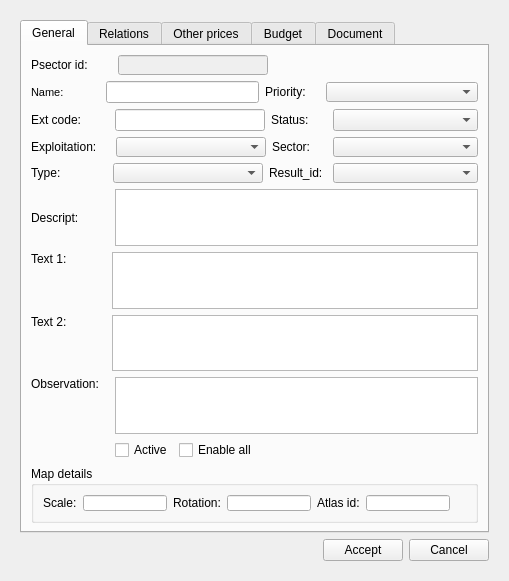
First picture: the form in ui/plan_psector.ui, repository Giswater/giswater_qgis_plugin, before the edit.
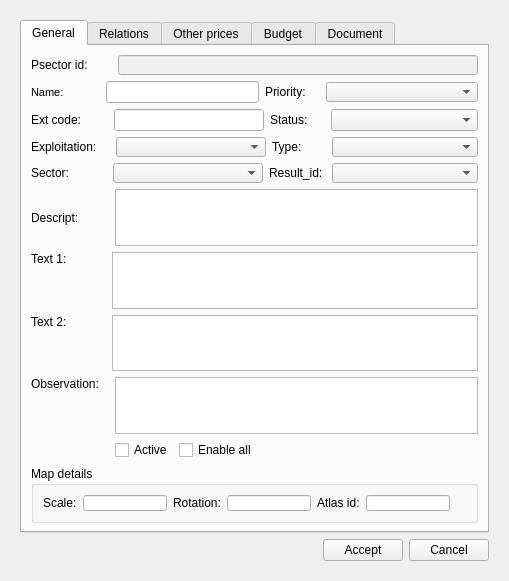
Second picture: the form after the edit. Icons and pictures are not drawn.

Commit message: Enhancement: on manage new psector form

What changed in the file:
```diff
--- a/ui/plan_psector.ui
+++ b/ui/plan_psector.ui
@@ -101,22 +101,6 @@
               </property>
              </widget>
             </item>
-            <item>
-             <spacer name="horizontalSpacer_12">
-              <property name="orientation">
-               <enum>Qt::Horizontal</enum>
-              </property>
-              <property name="sizeType">
-               <enum>QSizePolicy::Preferred</enum>
-              </property>
-              <property name="sizeHint" stdset="0">
-               <size>
-                <width>250</width>
-                <height>20</height>
-               </size>
-              </property>
-             </spacer>
-            </item>
            </layout>
           </item>
           <item>
@@ -257,7 +241,7 @@
               </property>
               <property name="sizeHint" stdset="0">
                <size>
-                <width>28</width>
+                <width>27</width>
                 <height>20</height>
                </size>
               </property>
@@ -290,7 +274,7 @@
               </property>
               <property name="sizeHint" stdset="0">
                <size>
-                <width>18</width>
+                <width>17</width>
                 <height>20</height>
                </size>
               </property>
@@ -358,7 +342,7 @@
             <item>
              <widget class="QLabel" name="priority_label_2">
               <property name="text">
-               <string>Sector:</string>
+               <string>Type:</string>
               </property>
              </widget>
             </item>
@@ -372,14 +356,14 @@
               </property>
               <property name="sizeHint" stdset="0">
                <size>
-                <width>17</width>
+                <width>24</width>
                 <height>20</height>
                </size>
               </property>
              </spacer>
             </item>
             <item>
-             <widget class="QComboBox" name="sector_id">
+             <widget class="QComboBox" name="psector_type">
               <property name="sizePolicy">
                <sizepolicy hsizetype="Expanding" vsizetype="Preferred">
                 <horstretch>0</horstretch>
@@ -401,7 +385,7 @@
             <item>
              <widget class="QLabel" name="lbl_psector_type">
               <property name="text">
-               <string>Type:</string>
+               <string>Sector:</string>
               </property>
              </widget>
             </item>
@@ -415,14 +399,14 @@
               </property>
               <property name="sizeHint" stdset="0">
                <size>
-                <width>46</width>
+                <width>38</width>
                 <height>20</height>
                </size>
               </property>
              </spacer>
             </item>
             <item>
-             <widget class="QComboBox" name="psector_type">
+             <widget class="QComboBox" name="sector_id">
               <property name="sizePolicy">
                <sizepolicy hsizetype="Expanding" vsizetype="Preferred">
                 <horstretch>0</horstretch>
@@ -460,7 +444,7 @@
               </property>
               <property name="sizeHint" stdset="0">
                <size>
-                <width>4</width>
+                <width>3</width>
                 <height>20</height>
                </size>
               </property>
```
Left out of the diff: 6 changed lines with no effect on the pictures. The commit also changes 1 other file.
